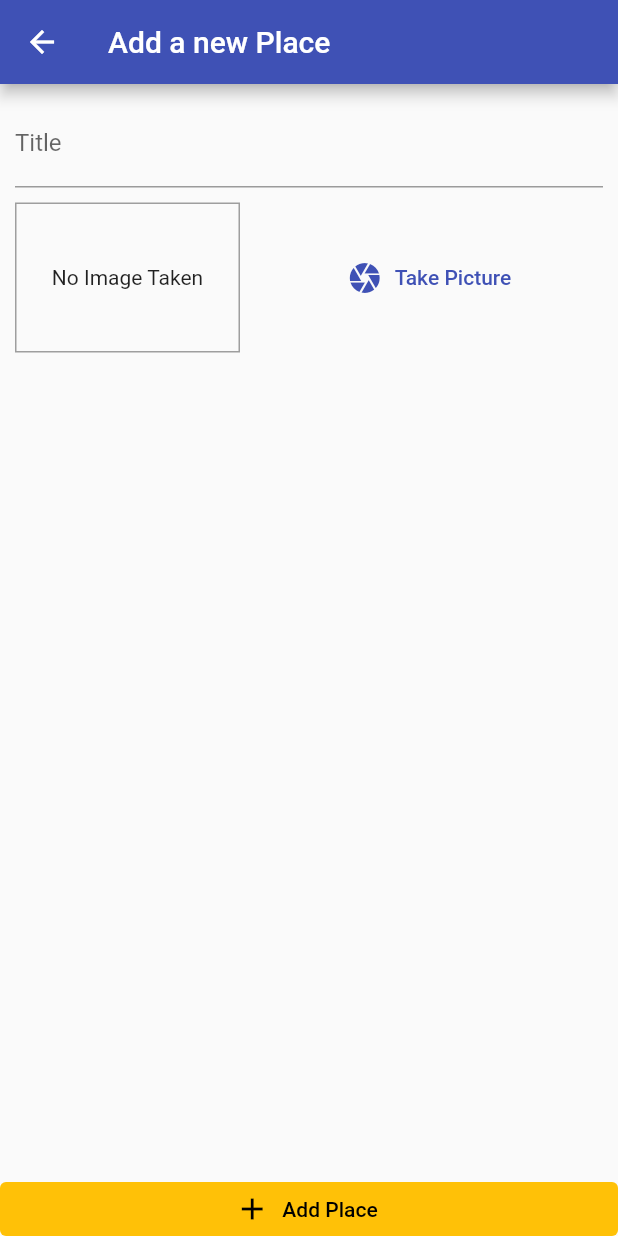
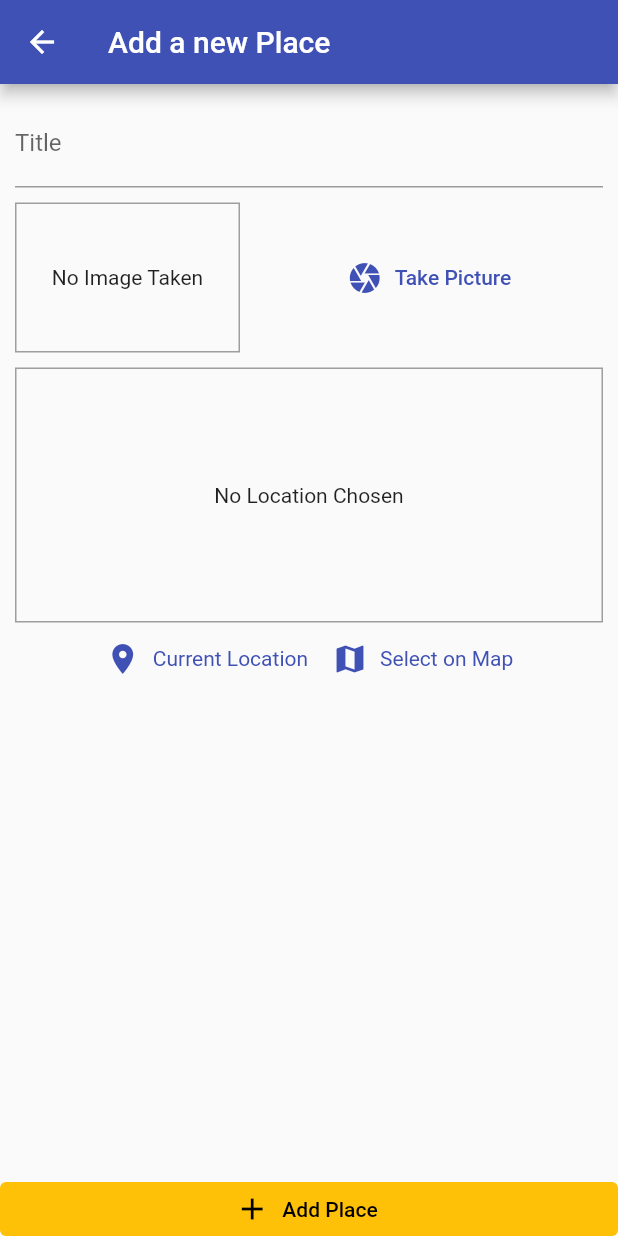
Before and after one commit to moeyad7/flutter_great_places, a Flutter app: the AddPlaceScreen screen opened by its route, on a phone screen of 412 x 824 dp. Run offline on Flutter 3.47's test engine with Material 2 defaults, Android fonts, the phone set to English and light mode, and no system bars; our stand-ins replace image_picker, sqflite; accounts and stored records are empty.

Commit message:
video 12 folder 13

```diff
--- a/lib/screens/add_place_screen.dart
+++ b/lib/screens/add_place_screen.dart
@@ -5,6 +5,7 @@ import 'package:provider/provider.dart';
 
 import '../widgets/image_input.dart';
 import '../provider/great_places.dart';
+import '../widgets/location_input.dart';
 
 class AddPlaceScreen extends StatefulWidget {
   static const routeName = '/add-place';
@@ -50,6 +51,8 @@ class _AddPlaceScreenState extends State<AddPlaceScreen> {
                     ),
                     SizedBox(height: 10),
                     ImageInput(_selectImage),
+                    SizedBox(height: 10),
+                    LocationInput(),
                   ],
                 ),
               ),
--- /dev/null
+++ b/lib/widgets/location_input.dart
@@ -0,0 +1,58 @@
+import 'package:flutter/material.dart';
+
+class LocationInput extends StatefulWidget {
+  const LocationInput({Key key}) : super(key: key);
+
+  @override
+  State<LocationInput> createState() => _LocationInputState();
+}
+
+class _LocationInputState extends State<LocationInput> {
+  String _previewImageUrl;
+
+  @override
+  Widget build(BuildContext context) {
+    return Column(
+      children: <Widget>[
+        Container(
+          height: 170,
+          width: double.infinity,
+          alignment: Alignment.center,
+          decoration:
+              BoxDecoration(border: Border.all(width: 1, color: Colors.grey)),
+          child: _previewImageUrl == null
+              ? Text(
+                  'No Location Chosen',
+                  textAlign: TextAlign.center,
+                )
+              : Image.network(
+                  _previewImageUrl,
+                  fit: BoxFit.cover,
+                  width: double.infinity,
+                ),
+        ),
+        Row(
+          mainAxisAlignment: MainAxisAlignment.center,
+          children: <Widget>[
+            TextButton.icon(
+              icon: Icon(Icons.location_on),
+              label: Text('Current Location'),
+              style: ButtonStyle(
+                  textStyle: MaterialStateProperty.all(
+                      TextStyle(color: Theme.of(context).primaryColor))),
+              onPressed: () {},
+            ),
+            TextButton.icon(
+              icon: Icon(Icons.map),
+              label: Text('Select on Map'),
+              style: ButtonStyle(
+                  textStyle: MaterialStateProperty.all(
+                      TextStyle(color: Theme.of(context).primaryColor))),
+              onPressed: () {},
+            ),
+          ],
+        )
+      ],
+    );
+  }
+}
--- a/pubspec.yaml
+++ b/pubspec.yaml
@@ -33,6 +33,7 @@ dependencies:
   path_provider: ^2.0.14
   path: ^1.8.2
   sqflite: ^2.2.7
+  location: ^4.4.0
 
 dev_dependencies:
   flutter_test:
```
Also changed, not shown: pubspec.lock, 4 other files.
